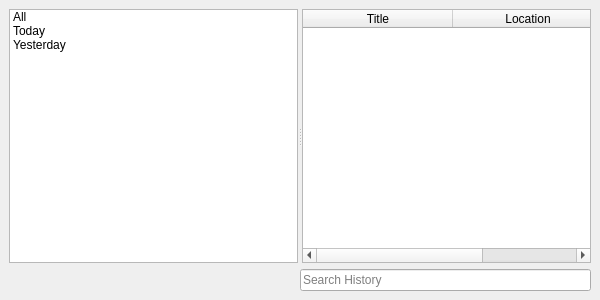
The window that 2.x/UI/dooble_history_window.ui (textbrowser/dooble) describes before a commit, drawn with Qt 5.
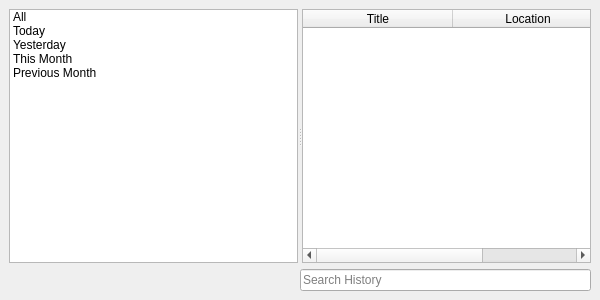
The same window after the commit. Icons and pictures are not drawn. Custom widgets are drawn as their Qt base class.

```diff
--- a/2.x/UI/dooble_history_window.ui
+++ b/2.x/UI/dooble_history_window.ui
@@ -40,6 +40,16 @@
          <string>Yesterday</string>
         </property>
        </item>
+       <item>
+        <property name="text">
+         <string>This Month</string>
+        </property>
+       </item>
+       <item>
+        <property name="text">
+         <string>Previous Month</string>
+        </property>
+       </item>
       </widget>
       <widget class="QTableWidget" name="table">
        <property name="alternatingRowColors">
```
